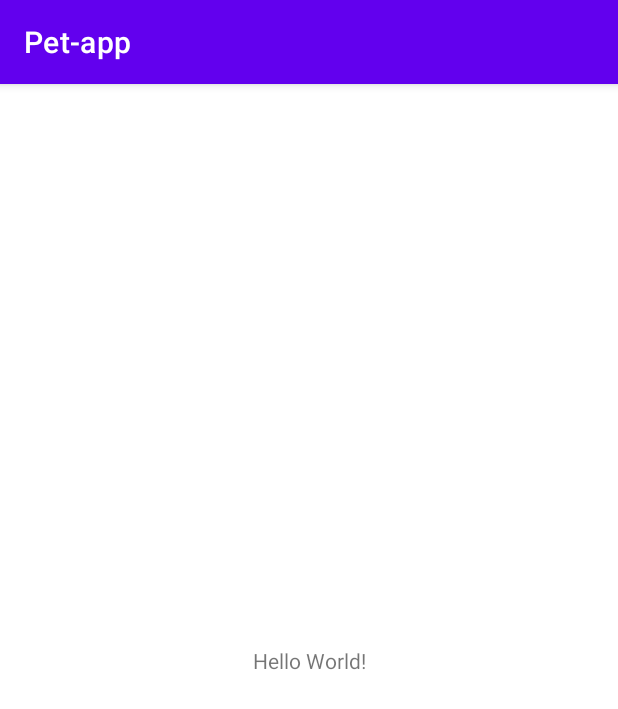
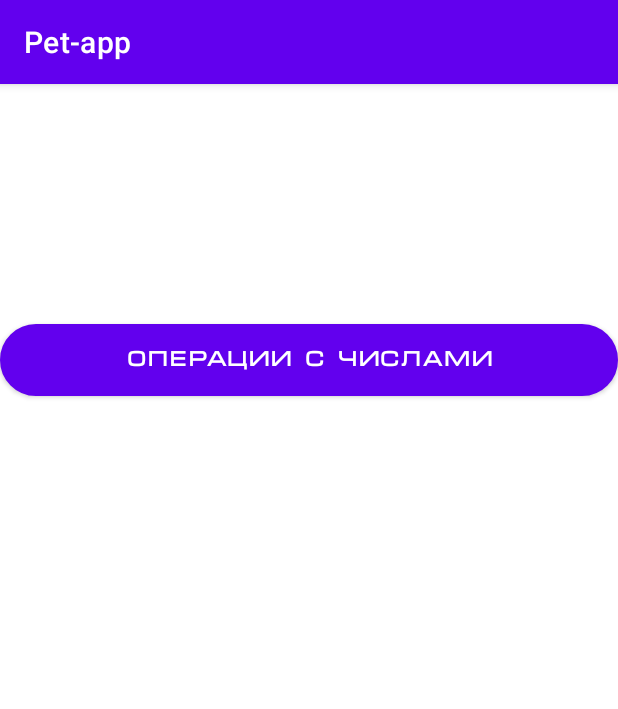
Before and after one commit to Referon/EGE-Math, an Android app: the TheoryActivity screen opened directly, with no data from a screen before it, on a phone screen of 412 x 824 dp. Shown: the top 709 px of the screen. Run offline under Robolectric (Android 15) with nearby library versions, the phone set to English and light mode, and no system bars.

Commit message:
add content for theory

```diff
--- a/app/src/main/res/layout/activity_theory.xml
+++ b/app/src/main/res/layout/activity_theory.xml
@@ -5,13 +5,20 @@
     android:layout_width="match_parent"
     android:layout_height="match_parent"
     tools:context=".TheoryActivity">
-    <TextView
-        android:layout_width="wrap_content"
+
+    <Button
+        android:id="@+id/button2"
+        android:layout_width="match_parent"
         android:layout_height="wrap_content"
-        android:text="Hello World!"
-        app:layout_constraintBottom_toBottomOf="parent"
-        app:layout_constraintLeft_toLeftOf="parent"
-        app:layout_constraintRight_toRightOf="parent"
-        app:layout_constraintTop_toTopOf="parent" />
+        android:background="@drawable/button_states"
+        android:fontFamily="@font/micrac"
+        android:onClick="operationWithNumbersActivity"
+        android:shape="rectangle"
+        android:text="Операции с числами"
+        android:textStyle="bold"
+        app:layout_constraintTop_toTopOf="parent"
+        android:layout_marginTop="160dp"
+        tools:ignore="MissingConstraints,OnClick" />
+
 
 </androidx.constraintlayout.widget.ConstraintLayout>
--- a/build.gradle
+++ b/build.gradle
@@ -8,6 +8,7 @@ buildscript {
         classpath "com.android.tools.build:gradle:7.0.1"
         classpath "org.jetbrains.kotlin:kotlin-gradle-plugin:1.5.20"
 
+
         // NOTE: Do not place your application dependencies here; they belong
         // in the individual module build.gradle files
     }
```
Also changed, not shown: app/src/main/java/ru/netology/pet_app/OperationsWithNumbers.kt (added, +11 -0 lines), app/src/main/res/layout/activity_operations_with_numbers.xml (added, +38 -0 lines), app/src/main/res/values/operation.xml (added, +40 -0 lines).
